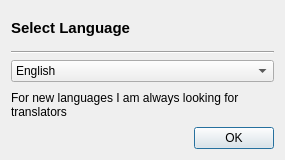
Above: src/GUI/LanguageChooser/GUI_LanguageChooser.ui from return42/sayonara before the change. Below: the same form after it.
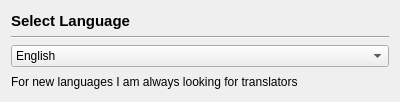
That is the form after the change.

Diff of the .ui file:
```diff
--- a/src/GUI/LanguageChooser/GUI_LanguageChooser.ui
+++ b/src/GUI/LanguageChooser/GUI_LanguageChooser.ui
@@ -1,49 +1,20 @@
 <?xml version="1.0" encoding="UTF-8"?>
 <ui version="4.0">
  <class>GUI_LanguageChooser</class>
- <widget class="QDialog" name="GUI_LanguageChooser">
+ <widget class="QWidget" name="GUI_LanguageChooser">
   <property name="geometry">
    <rect>
     <x>0</x>
     <y>0</y>
-    <width>285</width>
-    <height>160</height>
+    <width>400</width>
+    <height>102</height>
    </rect>
   </property>
   <property name="windowTitle">
    <string>Language</string>
   </property>
   <layout class="QGridLayout" name="gridLayout">
-   <item row="4" column="1">
-    <widget class="QPushButton" name="btn_ok">
-     <property name="text">
-      <string>OK</string>
-     </property>
-    </widget>
-   </item>
-   <item row="4" column="0">
-    <spacer name="horizontalSpacer">
-     <property name="orientation">
-      <enum>Qt::Horizontal</enum>
-     </property>
-     <property name="sizeHint" stdset="0">
-      <size>
-       <width>40</width>
-       <height>20</height>
-      </size>
-     </property>
-    </spacer>
-   </item>
-   <item row="2" column="0" colspan="2">
-    <widget class="QComboBox" name="combo_lang">
-     <item>
-      <property name="text">
-       <string>English</string>
-      </property>
-     </item>
-    </widget>
-   </item>
-   <item row="0" column="0" colspan="2">
+   <item row="0" column="0">
     <widget class="QLabel" name="lab_title">
      <property name="font">
       <font>
@@ -57,14 +28,23 @@
      </property>
     </widget>
    </item>
-   <item row="1" column="0" colspan="2">
+   <item row="1" column="0">
     <widget class="Line" name="line">
      <property name="orientation">
       <enum>Qt::Horizontal</enum>
      </property>
     </widget>
    </item>
-   <item row="3" column="0" colspan="2">
+   <item row="2" column="0">
+    <widget class="QComboBox" name="combo_lang">
+     <item>
+      <property name="text">
+       <string>English</string>
+      </property>
+     </item>
+    </widget>
+   </item>
+   <item row="3" column="0">
     <widget class="QLabel" name="label_2">
      <property name="text">
       <string>For new languages I am always looking for translators</string>
```
Left out of the diff: 3 changed lines with no effect on the pictures.
